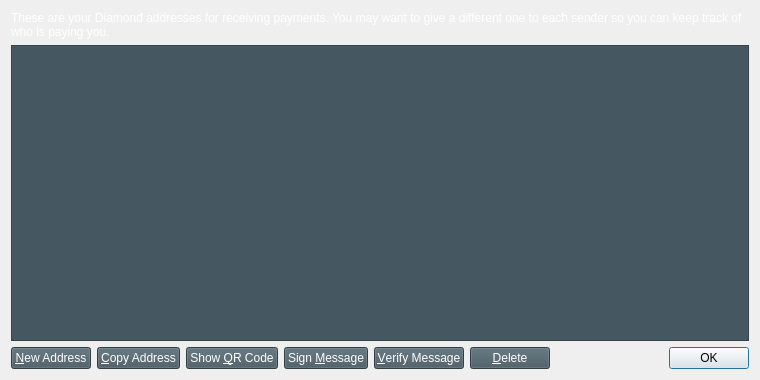
Before: the Qt Designer form src/qt/forms/addressbookpage.ui in shadowrider26/Diamond, drawn with Qt 5.
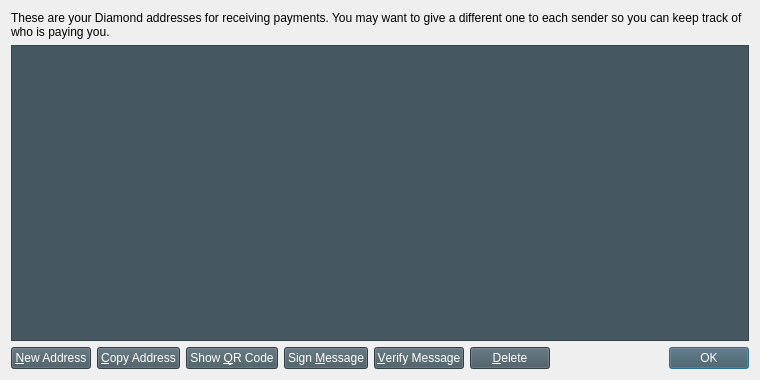
After: the same form once the commit is applied. Icons and pictures are not drawn.

Patch:
```diff
--- a/src/qt/forms/addressbookpage.ui
+++ b/src/qt/forms/addressbookpage.ui
@@ -14,14 +14,16 @@
    <string>Address Book</string>
   </property>
   <property name="styleSheet">
-   <string notr="true">AddressBookPage{background:transparent; color: white;}</string>
+   <string notr="true">
+    AddressBookPage{background:transparent; color: white;}
+    QTableView {background-color:rgb(69, 87, 96); color:white;}
+    QToolTip {background-color:#1f333e; color:white; border-style: none;}
+    QPushButton {background-color:rgb(69, 87, 96); color: white;}
+   </string>
   </property>
   <layout class="QVBoxLayout" name="verticalLayout">
    <item>
     <widget class="QLabel" name="labelExplanation">
-     <property name="styleSheet">
-      <string notr="true">color:white;</string>
-     </property>
      <property name="text">
       <string>These are your Diamond addresses for receiving payments. You may want to give a different one to each sender so you can keep track of who is paying you.</string>
      </property>
```
Left out of the diff: 22 changed lines with no effect on the pictures.
